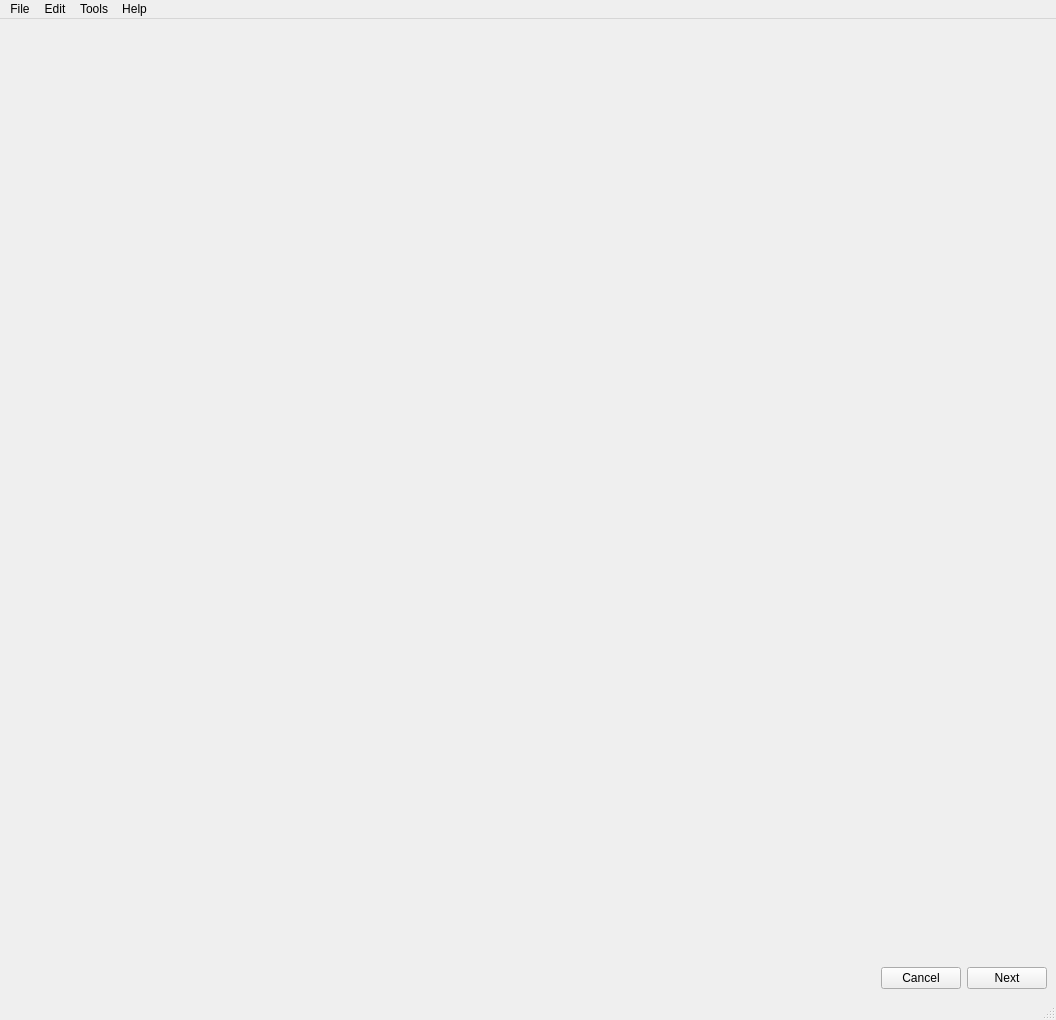
ThomasEscalle/WombatAutoRig, file forms/MainWindow.ui: the form before one commit.
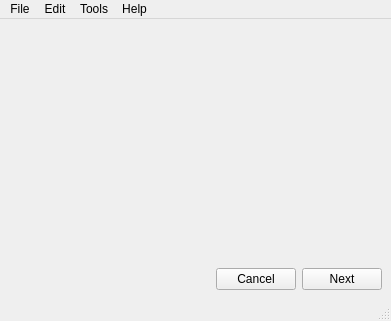
The form after the commit.

The edit to the form file:
```diff
--- a/forms/MainWindow.ui
+++ b/forms/MainWindow.ui
@@ -6,8 +6,8 @@
    <rect>
     <x>0</x>
     <y>0</y>
-    <width>1056</width>
-    <height>1020</height>
+    <width>391</width>
+    <height>321</height>
    </rect>
   </property>
   <property name="windowTitle">
@@ -71,8 +71,8 @@
     <rect>
      <x>0</x>
      <y>0</y>
-     <width>1056</width>
-     <height>29</height>
+     <width>391</width>
+     <height>21</height>
     </rect>
    </property>
    <widget class="QMenu" name="menuFile">
```
Left out of the diff: 8 changed lines with no effect on the pictures.
